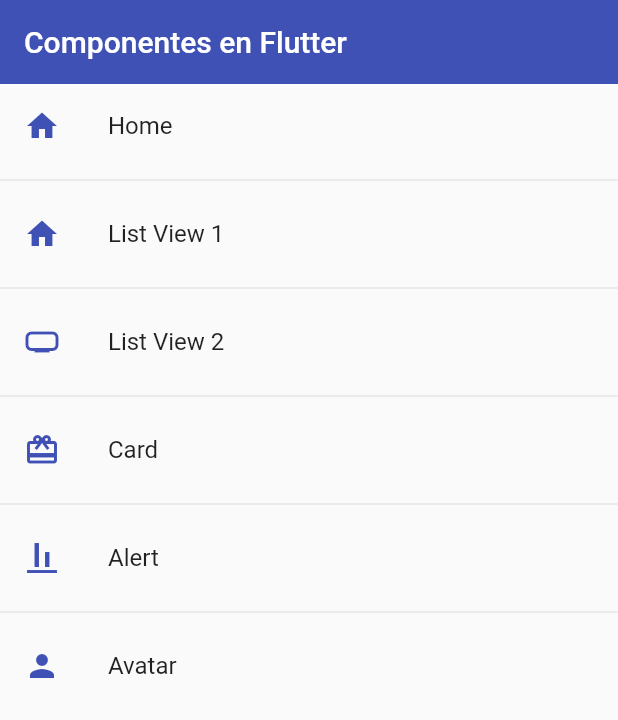
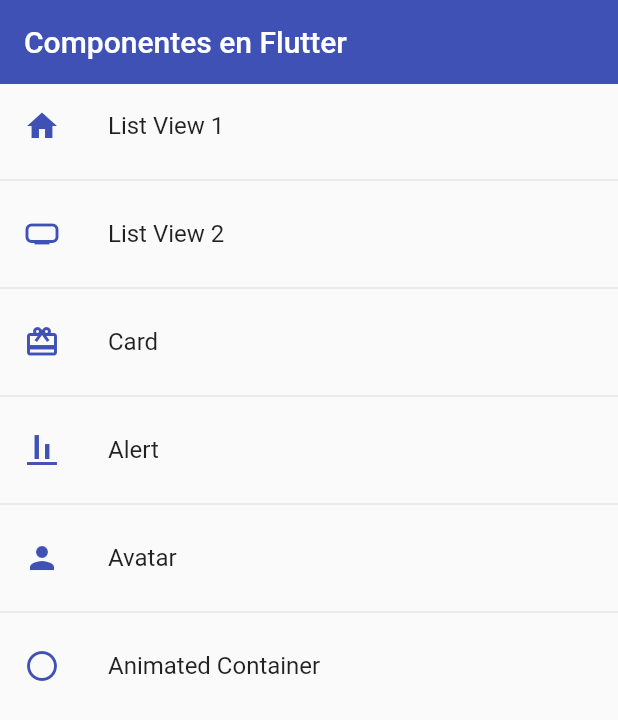
Before and after one commit to DiegoJavb/fl_componentes, a Flutter app: the screen it shows after launch, on a phone screen of 412 x 824 dp. Shown: the top 720 px of the screen. Run offline on Flutter 3.47's test engine with Material 2 defaults, Android fonts, the phone set to English and light mode, and no system bars.

Commit message:
animated container

```diff
--- a/lib/router/app_routes.dart
+++ b/lib/router/app_routes.dart
@@ -6,13 +6,13 @@ import 'package:fl_componentes/models/models.dart';
 class AppRoutes {
   static const initialRoute = 'home';
   static final menuOptions = <MenuOption>[
-    //TODO: borrar home
-    MenuOption(
-      route: 'home',
-      icon: Icons.home,
-      name: 'Home',
-      screen: const HomeScreen(),
-    ),
+    //borrar home
+    // MenuOption(
+    //   route: 'home',
+    //   icon: Icons.home,
+    //   name: 'Home',
+    //   screen: const HomeScreen(),
+    // ),
     MenuOption(
       route: 'listview1',
       icon: Icons.home,
@@ -42,11 +42,18 @@ class AppRoutes {
       icon: Icons.person,
       name: 'Avatar',
       screen: const AvatarScreen(),
+    ),
+    MenuOption(
+      route: 'animated',
+      icon: Icons.brightness_1_outlined,
+      name: 'Animated Container',
+      screen: const AnimatedScreen(),
     )
   ];
 
   static Map<String, Widget Function(BuildContext)> getAppRoutes() {
     Map<String, Widget Function(BuildContext)> appRoutes = {};
+    appRoutes.addAll({'home': (BuildContext constext) => const HomeScreen()});
     for (final option in menuOptions) {
       appRoutes.addAll({option.route: (BuildContext context) => option.screen});
     }
--- a/lib/screens/screens.dart
+++ b/lib/screens/screens.dart
@@ -1,4 +1,5 @@
 export 'package:fl_componentes/screens/alert_screen.dart';
+export 'package:fl_componentes/screens/animated_screen.dart';
 export 'package:fl_componentes/screens/avatar_screen.dart';
 export 'package:fl_componentes/screens/card_screen.dart';
 export 'package:fl_componentes/screens/home_screen.dart';
```
Also changed, not shown: lib/screens/animated_screen.dart (added, +62 -0 lines).
